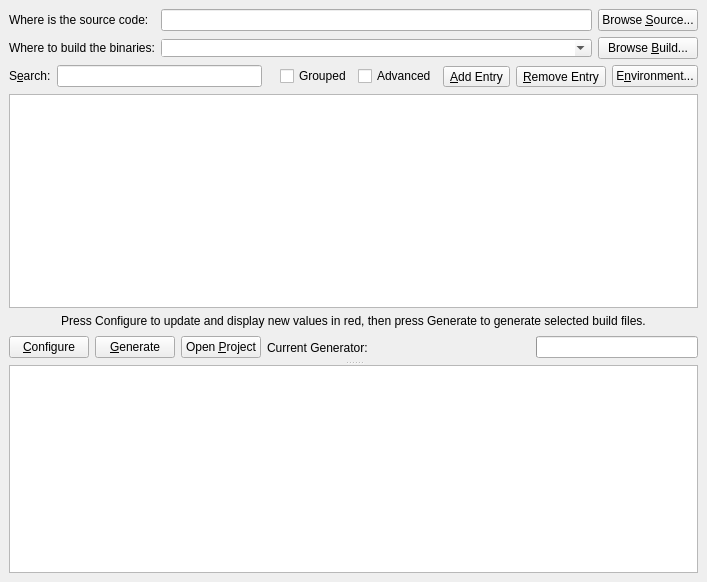
Old version of the form Source/QtDialog/CMakeSetupDialog.ui in the repository retrochristian5000/CMake.
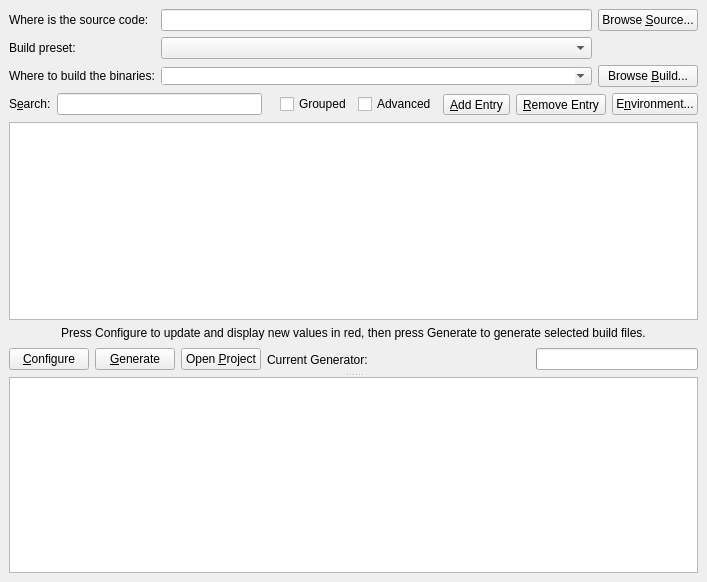
New version of the form. Icons and pictures are not drawn. Custom widgets are drawn as their Qt base class.

Commit message: CMake: Add presets functionality

The edit to the form file:
```diff
--- a/Source/QtDialog/CMakeSetupDialog.ui
+++ b/Source/QtDialog/CMakeSetupDialog.ui
@@ -63,11 +63,21 @@
      <item row="1" column="0">
       <widget class="QLabel" name="label_2">
        <property name="text">
-        <string>Where to build the binaries:</string>
+        <string>Build preset:</string>
        </property>
       </widget>
      </item>
      <item row="1" column="1">
+      <widget class="QCMakePresetComboBox" name="BuildPreset"/>
+     </item>
+     <item row="2" column="0">
+      <widget class="QLabel" name="BinaryLabel">
+       <property name="text">
+        <string>Where to build the binaries:</string>
+       </property>
+      </widget>
+     </item>
+     <item row="2" column="1">
       <widget class="QComboBox" name="BinaryDirectory">
        <property name="sizePolicy">
         <sizepolicy hsizetype="Ignored" vsizetype="Fixed">
@@ -83,7 +93,7 @@
        </property>
       </widget>
      </item>
-     <item row="1" column="2">
+     <item row="2" column="2">
       <widget class="QPushButton" name="BrowseBinaryDirectoryButton">
        <property name="text">
         <string>Browse &amp;Build...</string>
@@ -367,6 +377,11 @@
    <extends>QTreeView</extends>
    <header>QCMakeCacheView.h</header>
   </customwidget>
+  <customwidget>
+   <class>QCMakePresetComboBox</class>
+   <extends>QComboBox</extends>
+   <header>QCMakePresetComboBox.h</header>
+  </customwidget>
  </customwidgets>
  <resources>
   <include location="CMakeSetup.qrc"/>
```
Left out of the diff: 4 changed lines with no effect on the pictures. The commit also changes 260 other files.
